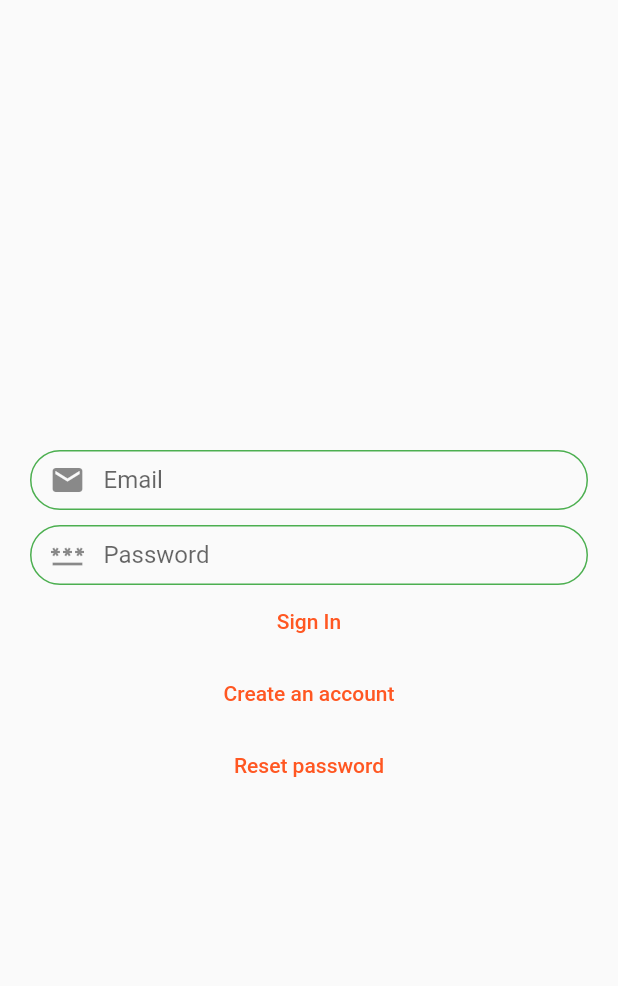
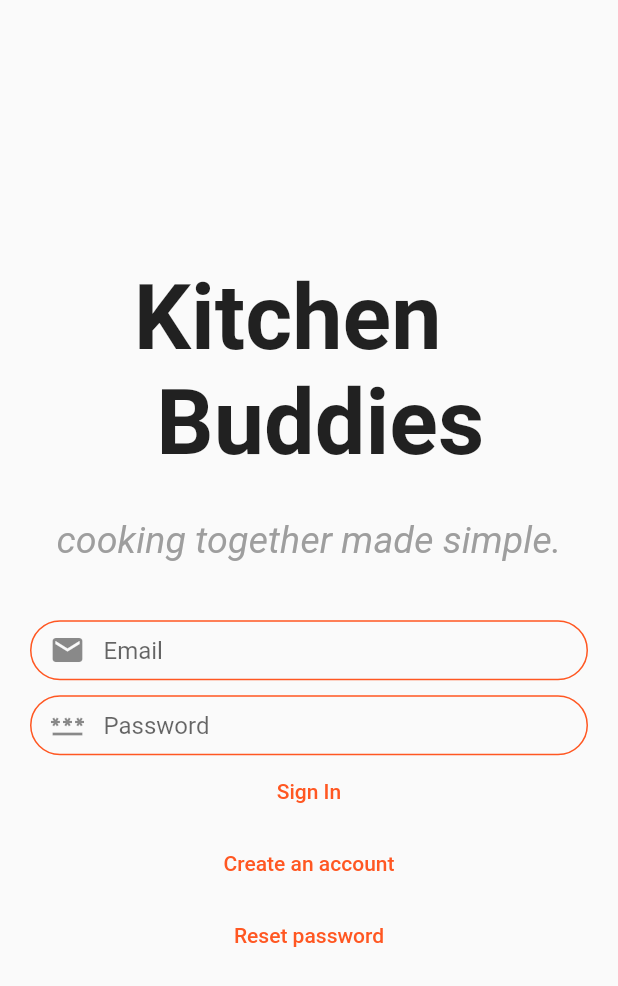
Before and after one commit to aurchond/KitchenBuddies, a Flutter app: the screen it shows after launch, on a phone screen of 412 x 824 dp. Shown: the top 986 px of the screen. Run offline on Flutter 3.47's test engine with Material 2 defaults, Android fonts, the light colour scheme and no system bars; our stand-ins replace cloud_firestore, firebase_auth, firebase_core, firebase_messaging, flutter_local_notifications, flutter_spinkit; accounts and stored records are empty.

Commit message:
updated colours/fonts

```diff
--- a/first_app/lib/screens/email_pass_screen.dart
+++ b/first_app/lib/screens/email_pass_screen.dart
@@ -22,6 +22,19 @@ class EmailPassScreen extends StatelessWidget {
                     child: Column(
                       mainAxisAlignment: MainAxisAlignment.center,
                       children: [
+                        Text(
+                          "Kitchen \n Buddies",
+                          style: TextStyle(
+                              fontSize: 60,
+                            fontWeight: FontWeight.bold),
+                        ),
+                        Text(
+                          "\ncooking together made simple.\n",
+                          style: TextStyle(
+                              fontSize: 25,
+                              fontStyle: FontStyle.italic,
+                              color: Colors.grey),
+                        ),
                         CustomTextField(
                           controller: model.emailController,
                           hintText: "Email",
--- a/first_app/lib/screens/home_screen.dart
+++ b/first_app/lib/screens/home_screen.dart
@@ -110,7 +110,7 @@ class _HomeScreenState extends State<HomeScreen> {
     List<String>? myFriends = dataModel.friendsList?.friends;
     KitchenConstraints? kitchenConstraints = dataModel?.kitchenConstraints;
 
-    String myUsername = "myname";
+    String myUsername = "calebc";
 
     List<bool> isTextFieldShown = List.filled(5, false, growable: true);
 
--- a/first_app/lib/widgets/custom_text_field.dart
+++ b/first_app/lib/widgets/custom_text_field.dart
@@ -22,7 +22,7 @@ class CustomTextField extends StatelessWidget {
         child: Container(
             height: 40,
             decoration: BoxDecoration(
-                border: Border.all(color: Colors.green),
+                border: Border.all(color: Colors.deepOrange),
                 borderRadius: BorderRadius.circular(20)),
             child: TextField(
               controller: controller,
```
